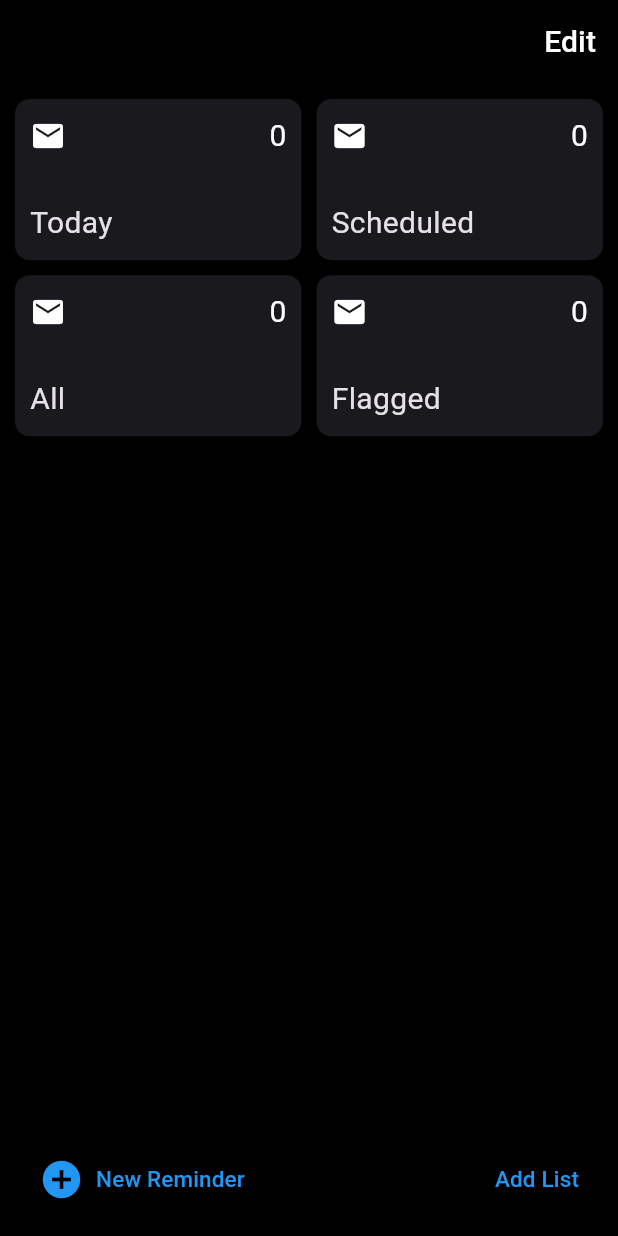
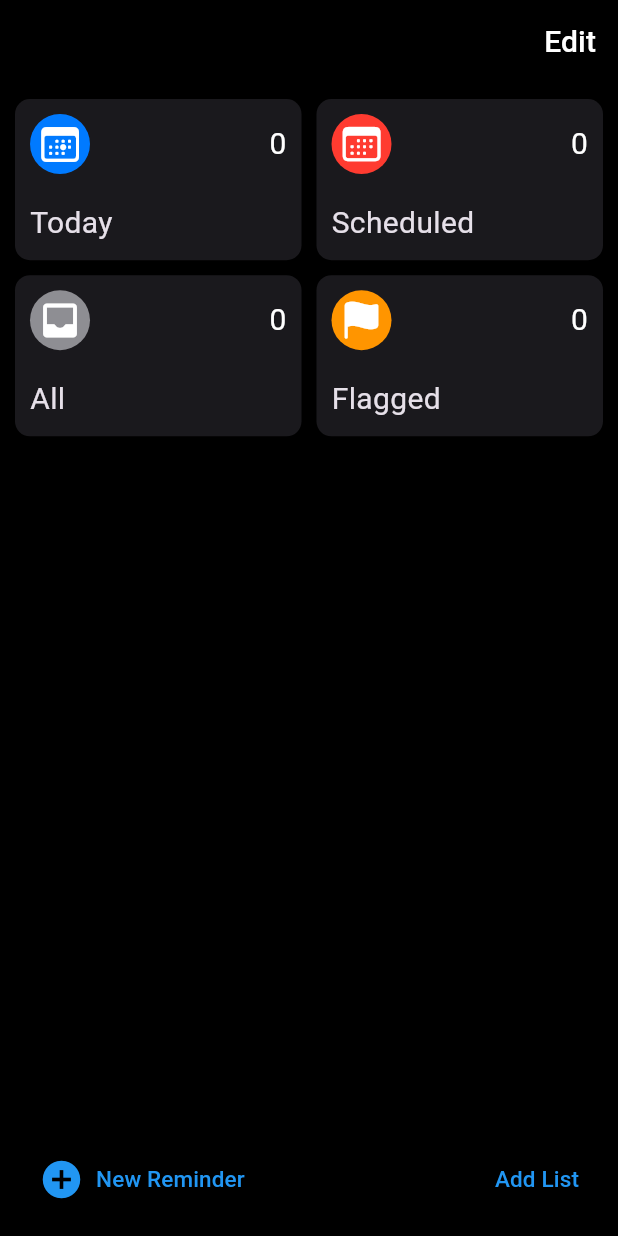
Before and after one commit to JasmineBabaYara/flutter-demo, a Flutter app: the screen it shows after launch, on a phone screen of 412 x 824 dp. Run offline on Flutter 3.47's test engine with Material 3 defaults, Android fonts, the phone set to English and light mode, and no system bars.

Commit message:
implement GridViewItems widget to streamline category display in HomeScreen

```diff
--- /dev/null
+++ b/lib/screens/home/grid_view_items.dart
@@ -0,0 +1,55 @@
+import 'package:flutter/cupertino.dart';
+import 'package:flutter/material.dart';
+import 'package:flutter_application_1/common.widgets/category_collection.dart';
+
+class GridViewItems extends StatelessWidget {
+  const GridViewItems({
+    super.key,
+    required this.categoryCollection,
+  });
+
+  final CategoryCollection categoryCollection;
+
+  @override
+  Widget build(BuildContext context) {
+    return GridView.count(
+      crossAxisCount: 2,
+      crossAxisSpacing: 10,
+      mainAxisSpacing: 10,
+      childAspectRatio: 16 / 9,
+      padding: EdgeInsets.all(10),
+      children: categoryCollection.categories
+          .map(
+            (category) => Container(
+              decoration: BoxDecoration(
+                borderRadius: BorderRadius.circular(10),
+                color: Color(0xFF1A191D),
+              ),
+              child: Padding(
+                padding: const EdgeInsets.all(10.0),
+                child: Column(
+                  mainAxisAlignment: MainAxisAlignment.spaceBetween,
+                  crossAxisAlignment: CrossAxisAlignment.start,
+                  children: [
+                    Row(
+                      mainAxisAlignment:
+                          MainAxisAlignment.spaceBetween,
+                      children: [
+                        category.icon,
+                        SizedBox(width: 8),
+                        Text(
+                          '0',
+                          style: TextStyle(color: Colors.white),
+                        ),
+                      ],
+                    ),
+                    Text(category.name),
+                  ],
+                ),
+              ),
+            ),
+          )
+          .toList(),
+    );
+  }
+}
--- a/lib/screens/home_screen.dart
+++ b/lib/screens/home_screen.dart
@@ -1,45 +1,16 @@
 import 'package:flutter/cupertino.dart';
 import 'package:flutter/material.dart';
+import 'package:flutter_application_1/common.widgets/category_collection.dart';
 import 'package:flutter_application_1/common.widgets/category_icon.dart';
 import 'package:flutter_application_1/models/category.dart';
+import 'package:flutter_application_1/screens/home/footer.dart';
+import 'package:flutter_application_1/screens/home/grid_view_items.dart';
 
 class HomeScreen extends StatelessWidget {
   HomeScreen({super.key});
 
-  final List<Category> categories = [
-    Category(
-      id: 'today',
-      name: 'Today',
-      icon: CategoryIcon(
-        bgColor: CupertinoColors.systemBlue,
-        iconData: CupertinoIcons.calendar_today,
-      ),
-    ),
-    Category(
-      id: 'schedule',
-      name: 'Scheduled',
-      icon: CategoryIcon(
-        bgColor: CupertinoColors.systemRed,
-        iconData: CupertinoIcons.calendar,
-      ),
-    ),
-    Category(
-      id: 'all',
-      name: 'All',
-      icon: CategoryIcon(
-        bgColor: CupertinoColors.systemGrey,
-        iconData: Icons.inbox_rounded,
-      ),
-    ),
-    Category(
-      id: 'flag',
-      name: 'Flagged',
-      icon: CategoryIcon(
-        bgColor: CupertinoColors.activeOrange,
-        iconData: CupertinoIcons.flag_fill,
-      ),
-    ),
-  ];
+  CategoryCollection categoryCollection = CategoryCollection();
+
 
   @override
   Widget build(BuildContext context) {
@@ -59,69 +30,9 @@ class HomeScreen extends StatelessWidget {
         child: Column(
           children: [
             Expanded(
-              child: GridView.count(
-                crossAxisCount: 2,
-                crossAxisSpacing: 10,
-                mainAxisSpacing: 10,
-                childAspectRatio: 16 / 9,
-                padding: EdgeInsets.all(10),
-                children: categories
-                    .map(
-                      (category) => Container(
-                        decoration: BoxDecoration(
-                          borderRadius: BorderRadius.circular(10),
-                          color: Color(0xFF1A191D),
-                        ),
-                        child: Padding(
-                          padding: const EdgeInsets.all(10.0),
-                          child: Column(
-                            mainAxisAlignment: MainAxisAlignment.spaceBetween,
-                            crossAxisAlignment: CrossAxisAlignment.start,
-                            children: [
-                              Row(
-                                mainAxisAlignment:
-                                    MainAxisAlignment.spaceBetween,
-                                children: [
-                                  Icon(Icons.email, color: Colors.white),
-                                  SizedBox(width: 8),
-                                  Text(
-                                    '0',
-                                    style: TextStyle(color: Colors.white),
-                                  ),
-                                ],
-                              ),
-                              Text(category.name),
-                            ],
-                          ),
-                        ),
-                      ),
-                    )
-                    .toList(),
-              ),
+              child: GridViewItems(categoryCollection: categoryCollection),
             ),
-            Container(
-              padding: EdgeInsets.all(14),
-              child: Row(
-                mainAxisAlignment: MainAxisAlignment.spaceBetween,
-                children: [
-                  TextButton.icon(
-                    onPressed: () {},
-                    icon: Icon(Icons.add_circle, color: Colors.blue, size: 30),
-                    label: Text(
-                      'New Reminder',
-                      style: TextStyle(color: Colors.blue, fontSize: 15),
-                    ),
-                  ),
-                  TextButton(
-                    onPressed: () {},
-                    child: Text(
-                      'Add List',
-                      style: TextStyle(color: Colors.blue, fontSize: 15),
-                    ),
-                  ),
-                ],
-              ),
-            ),
+            Footer(),
           ],
         ),
       ),
```
